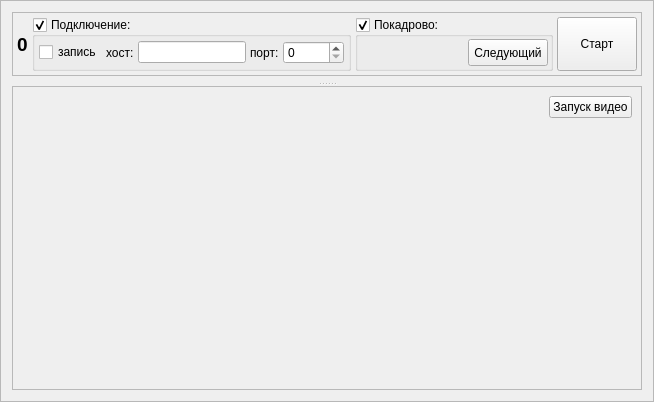
First picture: the form in python/LidarFrame.ui, repository AlexLexx706/robocar, before the edit.
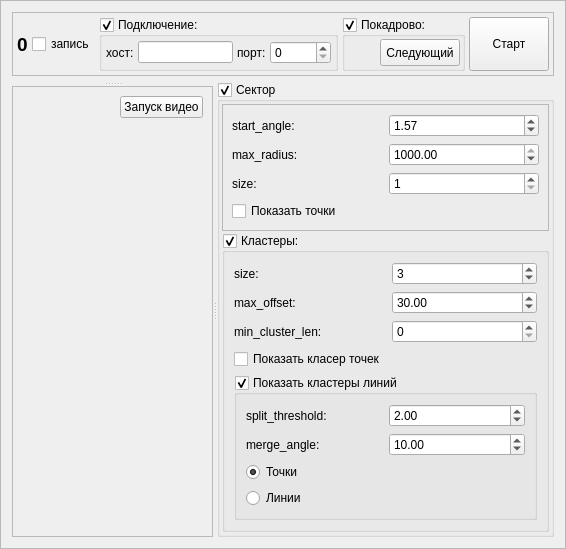
Second picture: the form after the edit. Icons and pictures are not drawn. Custom widgets are drawn as their Qt base class.

What changed in the file:
```diff
--- a/python/LidarFrame.ui
+++ b/python/LidarFrame.ui
@@ -6,8 +6,8 @@
    <rect>
     <x>0</x>
     <y>0</y>
-    <width>654</width>
-    <height>402</height>
+    <width>566</width>
+    <height>460</height>
    </rect>
   </property>
   <property name="windowTitle">
@@ -35,7 +35,34 @@
       <property name="spacing">
        <number>4</number>
       </property>
-      <item row="0" column="1" colspan="2">
+      <item row="0" column="0">
+       <widget class="QLabel" name="label_frame">
+        <property name="font">
+         <font>
+          <pointsize>14</pointsize>
+          <weight>75</weight>
+          <bold>true</bold>
+         </font>
+        </property>
+        <property name="text">
+         <string>0</string>
+        </property>
+       </widget>
+      </item>
+      <item row="0" column="6">
+       <widget class="QPushButton" name="pushButton_control">
+        <property name="sizePolicy">
+         <sizepolicy hsizetype="Maximum" vsizetype="Minimum">
+          <horstretch>0</horstretch>
+          <verstretch>0</verstretch>
+         </sizepolicy>
+        </property>
+        <property name="text">
+         <string>Старт</string>
+        </property>
+       </widget>
+      </item>
+      <item row="0" column="2" colspan="2">
        <widget class="QGroupBox" name="groupBox_connection">
         <property name="sizePolicy">
          <sizepolicy hsizetype="Expanding" vsizetype="Preferred">
@@ -56,13 +83,6 @@
          <property name="margin">
           <number>4</number>
          </property>
-         <item>
-          <widget class="QCheckBox" name="checkBox_record">
-           <property name="text">
-            <string>запись</string>
-           </property>
-          </widget>
-         </item>
          <item>
           <widget class="QLabel" name="label">
            <property name="text">
@@ -90,7 +110,7 @@
         </layout>
        </widget>
       </item>
-      <item row="0" column="3">
+      <item row="0" column="4">
        <widget class="QGroupBox" name="groupBox_use_step">
         <property name="title">
          <string>Покадрово:</string>
@@ -134,37 +154,27 @@
         </layout>
        </widget>
       </item>
-      <item row="0" column="5">
-       <widget class="QPushButton" name="pushButton_control">
+      <item row="0" column="1">
+       <widget class="QCheckBox" name="checkBox_record">
+        <property name="text">
+         <string>запись</string>
+        </property>
+       </widget>
+      </item>
+     </layout>
+    </widget>
+   </item>
+   <item>
+    <widget class="QSplitter" name="splitter_2">
         <property name="sizePolicy">
-         <sizepolicy hsizetype="Maximum" vsizetype="Minimum">
+      <sizepolicy hsizetype="Expanding" vsizetype="Expanding">
           <horstretch>0</horstretch>
           <verstretch>0</verstretch>
          </sizepolicy>
         </property>
-        <property name="text">
-         <string>Старт</string>
-        </property>
-       </widget>
-      </item>
-      <item row="0" column="0">
-       <widget class="QLabel" name="label_frame">
-        <property name="font">
-         <font>
-          <pointsize>14</pointsize>
-          <weight>75</weight>
-          <bold>true</bold>
-         </font>
-        </property>
-        <property name="text">
-         <string>0</string>
-        </property>
-       </widget>
-      </item>
-     </layout>
-    </widget>
-   </item>
-   <item>
+     <property name="orientation">
+      <enum>Qt::Horizontal</enum>
+     </property>
     <widget class="QSplitter" name="splitter">
      <property name="orientation">
       <enum>Qt::Vertical</enum>
@@ -234,6 +244,238 @@
           <bool>true</bool>
          </property>
         </widget>
+        </item>
+       </layout>
+      </widget>
+     </widget>
+     <widget class="QGroupBox" name="groupBox_sector">
+      <property name="title">
+       <string>Сектор</string>
+      </property>
+      <property name="checkable">
+       <bool>true</bool>
+      </property>
+      <layout class="QVBoxLayout" name="verticalLayout_3">
+       <property name="spacing">
+        <number>2</number>
+       </property>
+       <property name="margin">
+        <number>2</number>
+       </property>
+       <item>
+        <widget class="QFrame" name="frame_4">
+         <property name="frameShape">
+          <enum>QFrame::StyledPanel</enum>
+         </property>
+         <property name="frameShadow">
+          <enum>QFrame::Raised</enum>
+         </property>
+         <layout class="QGridLayout" name="gridLayout_3">
+          <item row="3" column="0">
+           <widget class="QLabel" name="label_4">
+            <property name="text">
+             <string>size:</string>
+            </property>
+           </widget>
+          </item>
+          <item row="3" column="1">
+           <widget class="QSpinBox" name="spinBox_size">
+            <property name="minimum">
+             <number>1</number>
+            </property>
+           </widget>
+          </item>
+          <item row="2" column="1">
+           <widget class="QDoubleSpinBox" name="doubleSpinBox_max_radius">
+            <property name="minimum">
+             <double>1.000000000000000</double>
+            </property>
+            <property name="maximum">
+             <double>1000.000000000000000</double>
+            </property>
+            <property name="value">
+             <double>1000.000000000000000</double>
+            </property>
+           </widget>
+          </item>
+          <item row="2" column="0">
+           <widget class="QLabel" name="label_5">
+            <property name="text">
+             <string>max_radius:</string>
+            </property>
+           </widget>
+          </item>
+          <item row="1" column="0">
+           <widget class="QLabel" name="label_9">
+            <property name="text">
+             <string>start_angle:</string>
+            </property>
+           </widget>
+          </item>
+          <item row="1" column="1">
+           <widget class="QDoubleSpinBox" name="doubleSpinBox_start_angle">
+            <property name="minimum">
+             <double>-3.140000000000000</double>
+            </property>
+            <property name="maximum">
+             <double>3.140000000000000</double>
+            </property>
+            <property name="value">
+             <double>1.570000000000000</double>
+            </property>
+           </widget>
+          </item>
+          <item row="4" column="0">
+           <widget class="QCheckBox" name="groupBox_points">
+            <property name="text">
+             <string>Показать точки</string>
+            </property>
+           </widget>
+          </item>
+         </layout>
+        </widget>
+       </item>
+       <item>
+        <widget class="QGroupBox" name="groupBox_clusters">
+         <property name="title">
+          <string>Кластеры:</string>
+         </property>
+         <property name="checkable">
+          <bool>true</bool>
+         </property>
+         <layout class="QGridLayout" name="gridLayout_4">
+          <item row="4" column="0" colspan="2">
+           <widget class="QGroupBox" name="groupBox_lines_clusters">
+            <property name="title">
+             <string>Показать кластеры линий</string>
+            </property>
+            <property name="checkable">
+             <bool>true</bool>
+            </property>
+            <layout class="QGridLayout" name="gridLayout_5">
+             <item row="0" column="0">
+              <widget class="QLabel" name="label_6">
+               <property name="text">
+                <string>split_threshold:</string>
+               </property>
+              </widget>
+             </item>
+             <item row="0" column="1">
+              <widget class="QDoubleSpinBox" name="doubleSpinBox_split_threshold">
+               <property name="minimum">
+                <double>0.000000000000000</double>
+               </property>
+               <property name="value">
+                <double>2.000000000000000</double>
+               </property>
+              </widget>
+             </item>
+             <item row="1" column="0">
+              <widget class="QLabel" name="label_7">
+               <property name="text">
+                <string>merge_angle:</string>
+               </property>
+              </widget>
+             </item>
+             <item row="1" column="1">
+              <widget class="QDoubleSpinBox" name="doubleSpinBox_merge_threshold">
+               <property name="minimum">
+                <double>0.000000000000000</double>
+               </property>
+               <property name="maximum">
+                <double>90.000000000000000</double>
+               </property>
+               <property name="value">
+                <double>10.000000000000000</double>
+               </property>
+              </widget>
+             </item>
+             <item row="2" column="0">
+              <widget class="QRadioButton" name="radioButton_points">
+               <property name="text">
+                <string>Точки</string>
+               </property>
+               <property name="checked">
+                <bool>true</bool>
+               </property>
+              </widget>
+             </item>
+             <item row="3" column="0">
+              <widget class="QRadioButton" name="radioButton_lines">
+               <property name="text">
+                <string>Линии</string>
+               </property>
+              </widget>
+             </item>
+            </layout>
+           </widget>
+          </item>
+          <item row="2" column="0">
+           <widget class="QLabel" name="label_8">
+            <property name="text">
+             <string>min_cluster_len:</string>
+            </property>
+           </widget>
+          </item>
+          <item row="3" column="0">
+           <widget class="QCheckBox" name="checkBox_points_clusters">
+            <property name="text">
+             <string>Показать класер точек</string>
+            </property>
+           </widget>
+          </item>
+          <item row="0" column="1">
+           <widget class="QSpinBox" name="spinBox_clasters_size">
+            <property name="minimum">
+             <number>1</number>
+            </property>
+            <property name="value">
+             <number>3</number>
+            </property>
+           </widget>
+          </item>
+          <item row="0" column="0">
+           <widget class="QLabel" name="label_10">
+            <property name="text">
+             <string>size:</string>
+            </property>
+           </widget>
+          </item>
+          <item row="1" column="0">
+           <widget class="QLabel" name="label_11">
+            <property name="text">
+             <string>max_offset:</string>
+            </property>
+           </widget>
+          </item>
+          <item row="2" column="1">
+           <widget class="QSpinBox" name="spinBox_min_cluster_len"/>
+          </item>
+          <item row="1" column="1">
+           <widget class="QDoubleSpinBox" name="doubleSpinBox_max_offset">
+            <property name="minimum">
+             <double>1.000000000000000</double>
+            </property>
+            <property name="value">
+             <double>30.000000000000000</double>
+            </property>
+           </widget>
+          </item>
+         </layout>
+        </widget>
+       </item>
+       <item>
+        <spacer name="verticalSpacer">
+         <property name="orientation">
+          <enum>Qt::Vertical</enum>
+         </property>
+         <property name="sizeHint" stdset="0">
+          <size>
+           <width>20</width>
+           <height>40</height>
+          </size>
+         </property>
+        </spacer>
        </item>
       </layout>
      </widget>
```
Lines whose indentation alone changed are shown as unchanged.
